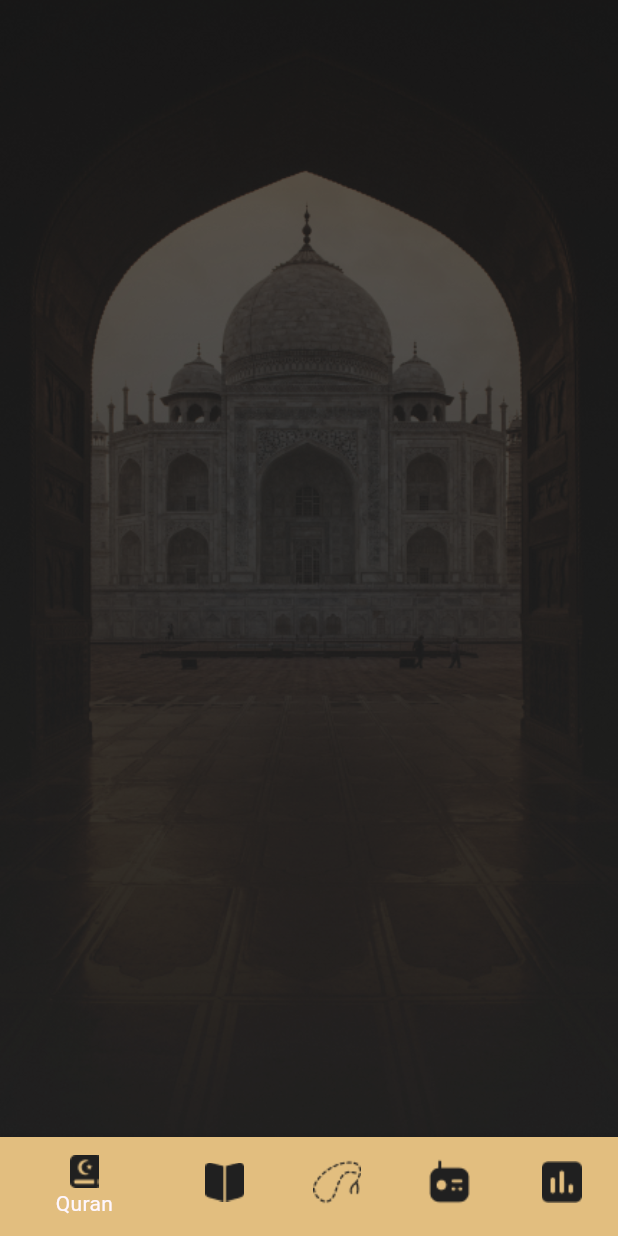
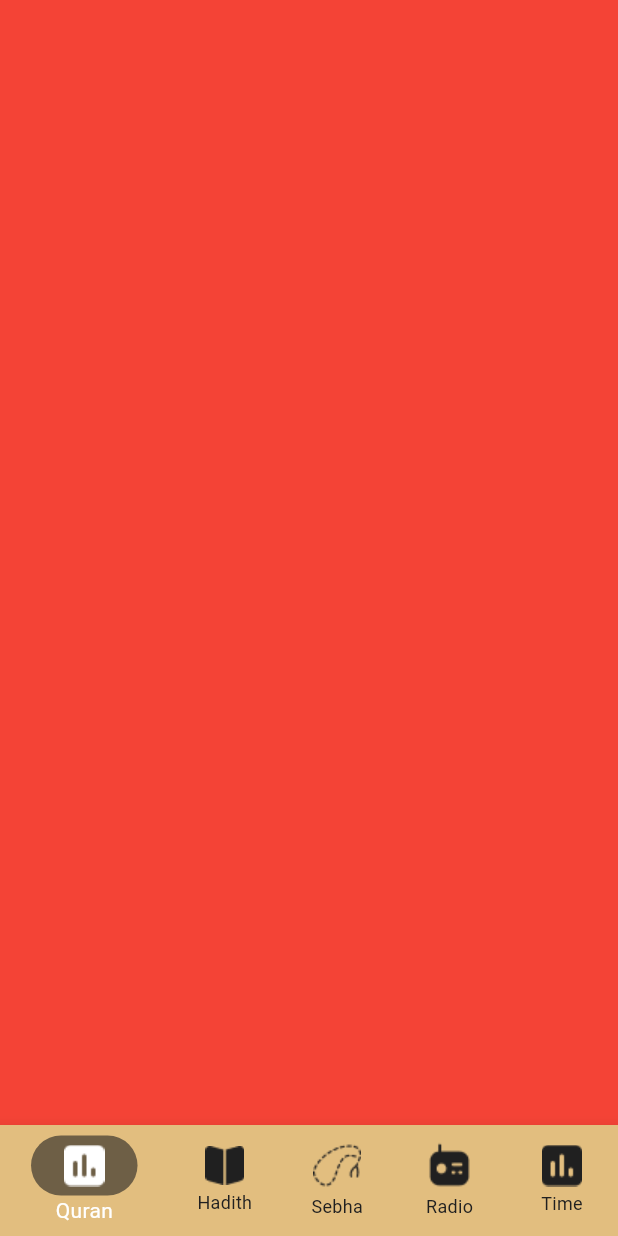
Before and after one commit to mohammedtohamym/islami-app-flutter, a Flutter app: the screen it shows after launch, on a phone screen of 412 x 824 dp. Run offline on Flutter 3.47's test engine with Material 3 defaults, Android fonts, the phone set to English and light mode, and no system bars.

Commit message:
Added Bottom Bar Functionality

```diff
--- a/lib/app_colors.dart
+++ b/lib/app_colors.dart
@@ -4,4 +4,5 @@ class AppColors {
   static Color primaryDark = Color(0xffE2BE7F);
   static Color white = Color(0xffFFFFFF);
   static Color black = Color(0xff202020);
+  static Color blackBg = Color(0x99202020);
 }
--- a/lib/home/homescreen.dart
+++ b/lib/home/homescreen.dart
@@ -1,45 +1,89 @@
 import 'package:flutter/material.dart';
 import 'package:islami_app/app_colors.dart';
+import 'package:islami_app/tabs/hadith_tab/hadith_tab.dart';
+import 'package:islami_app/tabs/quran_tab/quran_tab.dart';
+import 'package:islami_app/tabs/radio_tab/radio_tab.dart';
+import 'package:islami_app/tabs/sebha_tab/sebha_tab.dart';
+import 'package:islami_app/tabs/time_tab/time_tab.dart';
 
-class Homescreen extends StatelessWidget {
+class Homescreen extends StatefulWidget {
   static const String routeName = 'homescreen_route';
 
+  @override
+  State<Homescreen> createState() => _HomescreenState();
+}
+
+class _HomescreenState extends State<Homescreen> {
+  int selectedIndex = 0 ;
+
+  List<String> backGroundImages = [
+    'assets/images/quran_bg.png',
+    'assets/images/hadith_bg.png',
+    'assets/images/sebha_bg.png',
+    'assets/images/radio_bg.png',
+    'assets/images/time_bg.png',
+  ];
+
+  List<Widget> tabs = [
+    QuranTab(),
+    HadithTab(),
+    SebhaTab(),
+    RadioTab(),
+    TimeTab()
+  ];
   @override
   Widget build(BuildContext context) {
     return Scaffold(
       body: Stack(
         children: [
           /*background image*/
-          Image.asset('assets/images/quran_bg.png',
+          Image.asset(backGroundImages[selectedIndex],
             height: double.infinity,
             width: double.infinity,
             fit:BoxFit.cover,),
+          tabs[selectedIndex],
           Scaffold(
             bottomNavigationBar: Theme(
               data: Theme.of(context).copyWith(
-                canvasColor: AppColors.primaryDark
+                canvasColor: AppColors.primaryDark,
+                bottomNavigationBarTheme: BottomNavigationBarThemeData(
+                  selectedIconTheme: IconThemeData(color: Colors.white)
+                )
               ),
               child: BottomNavigationBar(
+                selectedItemColor: AppColors.white,
+                unselectedItemColor: AppColors.black,
+                currentIndex: selectedIndex,
+                // selectedIconTheme: IconThemeData(
+                //   color: AppColors.white,
+                // ),
+                // unselectedIconTheme: IconThemeData(
+                //     color: AppColors.white
+                // ),
+                onTap: (index){selectedIndex = index; setState(() {
+
+                });},
+                showUnselectedLabels: true,
                 items: [
                   BottomNavigationBarItem(
-                    icon: Image.asset('assets/images/icon_quran.png',),
+                      icon: bottomBarItemBuilder(index: 0, name: 'time'),
                     label: 'Quran'
                   ),
                   BottomNavigationBarItem(
-                      icon: Image.asset('assets/images/icon_hadith.png',),
-                      label: 'Quran'
+                      icon: bottomBarItemBuilder(index: 1, name: 'hadith'),
+                      label: 'Hadith'
                   ),
                   BottomNavigationBarItem(
-                      icon: Image.asset('assets/images/icon_sebha.png',),
-                      label: 'Quran'
+                      icon: bottomBarItemBuilder(index: 2, name: 'sebha'),
+                      label: 'Sebha'
                   ),
                   BottomNavigationBarItem(
-                      icon: Image.asset('assets/images/icon_radio.png',),
-                      label: 'Quran'
+                      icon: bottomBarItemBuilder(index: 3, name: 'radio'),
+                      label: 'Radio'
                   ),
                   BottomNavigationBarItem(
-                      icon: Image.asset('assets/images/icon_time.png',),
-                      label: 'Quran'
+                      icon: bottomBarItemBuilder(index: 4, name: 'time'),
+                      label: 'Time'
                   ),
                 ],
               ),
@@ -49,4 +93,22 @@ class Homescreen extends StatelessWidget {
       ),
     );
   }
+
+  Widget bottomBarItemBuilder({required int index, required String name}){
+    return index == selectedIndex? Container(
+      child: Container(
+        padding: EdgeInsets.symmetric(vertical: 6, horizontal: 22),
+        decoration: BoxDecoration(
+          color: AppColors.blackBg,
+          borderRadius: BorderRadius.circular(22)
+        ),
+          child: Image.asset('assets/images/icon_$name.png',
+          color: AppColors.white,),
+      ),
+    )
+    :
+    Image.asset('assets/images/icon_$name.png',
+    color: AppColors.black,)
+    ;
+  }
 }
--- /dev/null
+++ b/lib/tabs/hadith_tab/hadith_tab.dart
@@ -0,0 +1,11 @@
+import 'package:flutter/material.dart';
+
+class HadithTab extends StatelessWidget {
+
+  @override
+  Widget build(BuildContext context) {
+    return Container(
+      color: Color(0x5B258572),
+    );
+  }
+}
--- /dev/null
+++ b/lib/tabs/quran_tab/quran_tab.dart
@@ -0,0 +1,11 @@
+import 'package:flutter/material.dart';
+
+class QuranTab extends StatelessWidget {
+
+  @override
+  Widget build(BuildContext context) {
+    return Container(
+      color: Colors.red,
+    );
+  }
+}
--- /dev/null
+++ b/lib/tabs/radio_tab/radio_tab.dart
@@ -0,0 +1,11 @@
+import 'package:flutter/material.dart';
+
+class RadioTab extends StatelessWidget {
+
+  @override
+  Widget build(BuildContext context) {
+    return Container(
+      color: Color(0x5B856F25),
+    );
+  }
+}
--- /dev/null
+++ b/lib/tabs/sebha_tab/sebha_tab.dart
@@ -0,0 +1,11 @@
+import 'package:flutter/material.dart';
+
+class SebhaTab extends StatelessWidget {
+
+  @override
+  Widget build(BuildContext context) {
+    return Container(
+      color: Color(0x5B258560),
+    );
+  }
+}
--- /dev/null
+++ b/lib/tabs/time_tab/time_tab.dart
@@ -0,0 +1,11 @@
+import 'package:flutter/material.dart';
+
+class TimeTab extends StatelessWidget {
+
+  @override
+  Widget build(BuildContext context) {
+    return Container(
+      color: Color(0x5B562585),
+    );
+  }
+}
```
